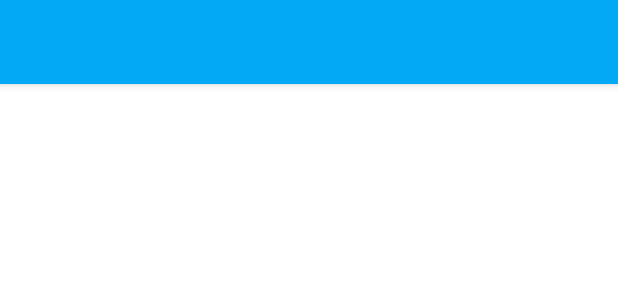
After one commit to Alexandru-Dascalu/Damn-Vulnerable-Mobile-ICC, an Android app: the layout activity_challenge.xml on its own in the app's theme, with its tools: preview values and no code run, on a phone screen of 412 x 824 dp. The commit adds this screen. Shown: the top 300 px of the screen. Run offline under Robolectric (Android 15) with nearby library versions, the phone set to English and light mode, and no system bars.

Commit message:
added challenge activity

```diff
--- a/app/src/main/AndroidManifest.xml
+++ b/app/src/main/AndroidManifest.xml
@@ -16,6 +16,7 @@
                 <category android:name="android.intent.category.LAUNCHER" />
             </intent-filter>
         </activity>
+        <activity android:name=".ChallengeActivity"/>
     </application>
 
 </manifest>
--- /dev/null
+++ b/app/src/main/res/layout/activity_challenge.xml
@@ -0,0 +1,18 @@
+<?xml version="1.0" encoding="utf-8"?>
+<androidx.constraintlayout.widget.ConstraintLayout
+    xmlns:android="http://schemas.android.com/apk/res/android"
+    xmlns:app="http://schemas.android.com/apk/res-auto"
+    android:layout_width="match_parent"
+    android:layout_height="match_parent">
+
+    <com.google.android.material.appbar.MaterialToolbar
+        android:id="@+id/challengeActivityToolbar"
+        android:layout_width="match_parent"
+        android:layout_height="wrap_content"
+
+        app:layout_constraintEnd_toEndOf="parent"
+        app:layout_constraintStart_toStartOf="parent"
+        app:layout_constraintTop_toTopOf="parent"
+
+        style="@style/Widget.MaterialComponents.Toolbar.Primary"/>
+</androidx.constraintlayout.widget.ConstraintLayout>
--- a/app/src/main/res/values/strings.xml
+++ b/app/src/main/res/values/strings.xml
@@ -521,7 +521,7 @@
 
         \n\nBesides intercepting information meant to be public, it could read sensitive data
         mistakenly placed in a public broadcast by an app. Moreover, if an implicit intent is used
-        for a broadcast meant for an app’s internal use, that broadcast will be sent to any receiver
+        for a broadcast meant for an app\’s internal use, that broadcast will be sent to any receiver
         on the device with a matching filter. Sensitive user information could thus be intercepted
         and sent to the attacker.
 
@@ -540,7 +540,7 @@
         \n\nWhen making a broadcast, the developer can specify the permission that a broadcast
         receiver needs to have to receive the intent. This can be used to guard against
         Broadcast Theft. But the malware could still get the permission. Even if the permission is a
-        Signature one, the attacker could get it if they have stolen the developer's certificate.
+        Signature one, the attacker could get it if they have stolen the developer\'s certificate.
         Other ways for a developer to guard against these attacks is to not put sensitive
         information in a broadcast unless necessary, to use explicit broadcasts for intra-app
         use or to send broadcast using LocalBroadcastManager.
```
Also changed, not shown: app/src/main/java/uk/ac/swansea/alexandru/dvmicc/ChallengeActivity.kt (added, +22 -0 lines), app/src/main/java/uk/ac/swansea/alexandru/dvmicc/adapters/recyclerviews/ChallengeButtonAdapter.kt (+17 -1 lines), app/src/main/java/uk/ac/swansea/alexandru/dvmicc/fragments/questions/BroadcastTheftQuestionsFragment.kt (added, +7 -0 lines), app/src/main/java/uk/ac/swansea/alexandru/dvmicc/model/Challenge.kt (+4 -4 lines), app/src/main/java/uk/ac/swansea/alexandru/dvmicc/questionsActivities/BroadcastTheftQuestionsActivity.kt (deleted, +0 -7 lines).
